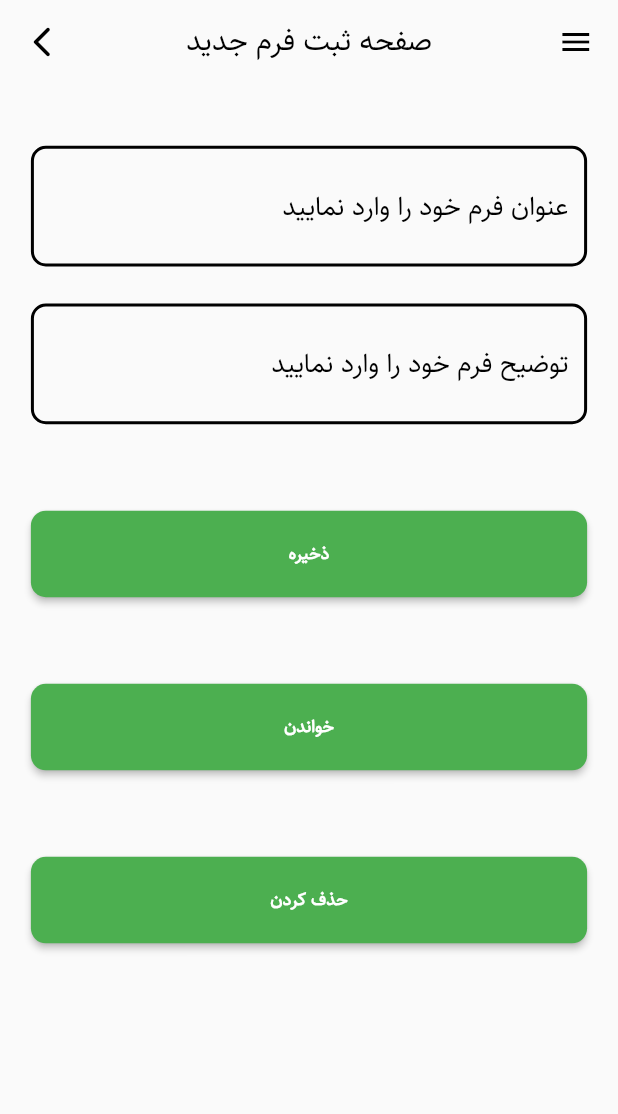
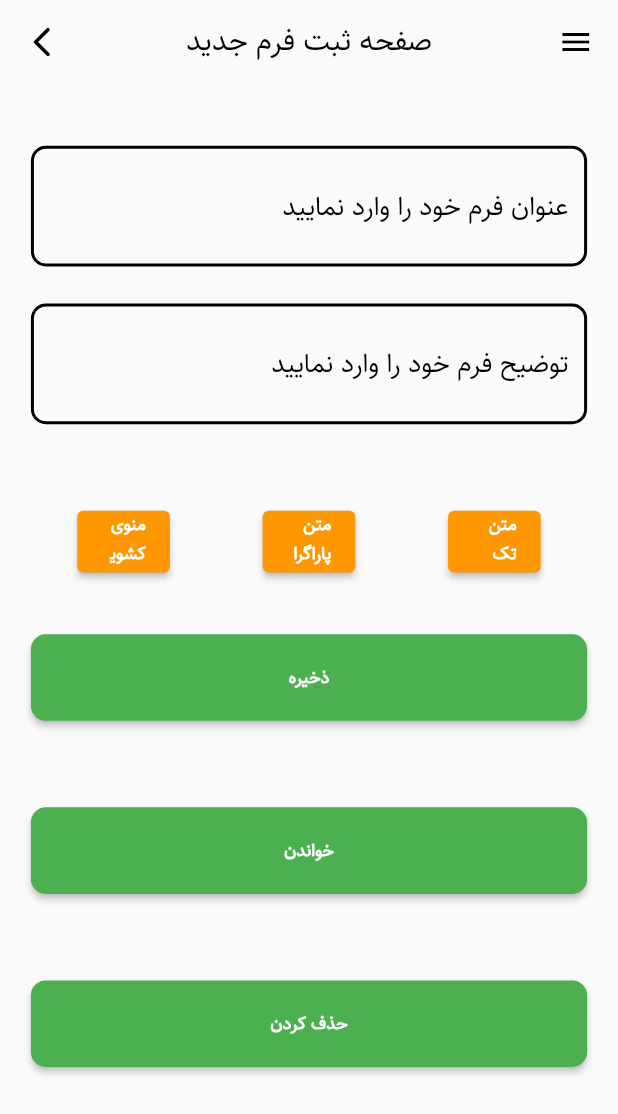
Before and after one commit to Sobhan-Ziyaei/form_builder_app, a Flutter app: the RegisterFormScreen screen opened directly, on a phone screen of 412 x 824 dp. Shown: the top 1114 px of the screen. Run offline on Flutter 3.47's test engine with Material 2 defaults, Android fonts, the phone set to English and light mode, and no system bars; our stand-ins replace flutter_spinkit, lottie, objectbox; generated files the repository leaves out were written again.

Commit message:
update register screen

```diff
--- a/lib/ui/constants/colors.dart
+++ b/lib/ui/constants/colors.dart
@@ -6,3 +6,4 @@ const blackColor = Colors.black ;
 const whiteColor = Colors.white ;
 const redColor = Colors.red ;
 const greenColor = Colors.green ;
+const orangeColor = Colors.orange ;
--- a/lib/ui/constants/strings.dart
+++ b/lib/ui/constants/strings.dart
@@ -16,4 +16,7 @@ class RegisterFormScreenStrigns {
   static const inputFormTitle = 'عنوان فرم خود را وارد نمایید' ;
   static const inputFormDescription = 'توضیح فرم خود را وارد نمایید' ;
   static const save = 'ذخیره' ;
+  static const singleText = 'متن تک خطی' ;
+  static const multiText = 'متن پاراگراف' ;
+  static const dropdown = 'منوی کشویی' ;
 }
--- a/lib/ui/screens/register_form_screen.dart
+++ b/lib/ui/screens/register_form_screen.dart
@@ -5,7 +5,9 @@ import 'package:form_builder_app/data/models/custom_form_field_value.dart';
 import 'package:form_builder_app/main.dart';
 import 'package:form_builder_app/ui/constants/colors.dart';
 import 'package:form_builder_app/ui/constants/strings.dart';
+import 'package:form_builder_app/ui/widgets/black_button.dart';
 import 'package:form_builder_app/ui/widgets/green_button.dart';
+import 'package:form_builder_app/ui/widgets/orange_button.dart';
 import 'package:form_builder_app/util/form_info.dart';
 
 class RegisterFormScreen extends StatefulWidget {
@@ -95,6 +97,24 @@ class _RegisterFormScreenState extends State<RegisterFormScreen> {
                       hint: RegisterFormScreenStrigns.inputFormDescription,
                     ),
                     SizedBox(height: size.height * 0.07),
+                    Row(
+                      mainAxisAlignment: MainAxisAlignment.spaceAround,
+                      children: [
+                        OrangeButton(
+                          buttonText: RegisterFormScreenStrigns.singleText,
+                          onPressed: () {},
+                        ),
+                        OrangeButton(
+                          buttonText: RegisterFormScreenStrigns.multiText,
+                          onPressed: () {},
+                        ),
+                        OrangeButton(
+                          buttonText: RegisterFormScreenStrigns.dropdown,
+                          onPressed: () {},
+                        )
+                      ],
+                    ),
+                    SizedBox(height: size.height * 0.05),
                     GreenButton(
                       buttonText: RegisterFormScreenStrigns.save,
                       onPressed: () {
--- /dev/null
+++ b/lib/ui/widgets/orange_button.dart
@@ -0,0 +1,29 @@
+import 'package:flutter/material.dart';
+import 'package:form_builder_app/ui/constants/colors.dart';
+
+class OrangeButton extends StatelessWidget {
+  OrangeButton({Key? key, required this.buttonText, required this.onPressed})
+      : super(key: key);
+  String buttonText;
+  Function() onPressed;
+  @override
+  Widget build(BuildContext context) {
+    Size size = MediaQuery.of(context).size;
+    ThemeData theme = Theme.of(context);
+    return SizedBox(
+      height: size.height * 0.05,
+      width: size.width * 0.15,
+      child: ElevatedButton(
+        style: ElevatedButton.styleFrom(
+          backgroundColor: orangeColor,
+        ),
+        onPressed: onPressed,
+        child: Text(
+          buttonText,
+          style: theme.textTheme.bodySmall
+              ?.copyWith(fontWeight: FontWeight.bold, fontSize: 12),
+        ),
+      ),
+    );
+  }
+}
```
